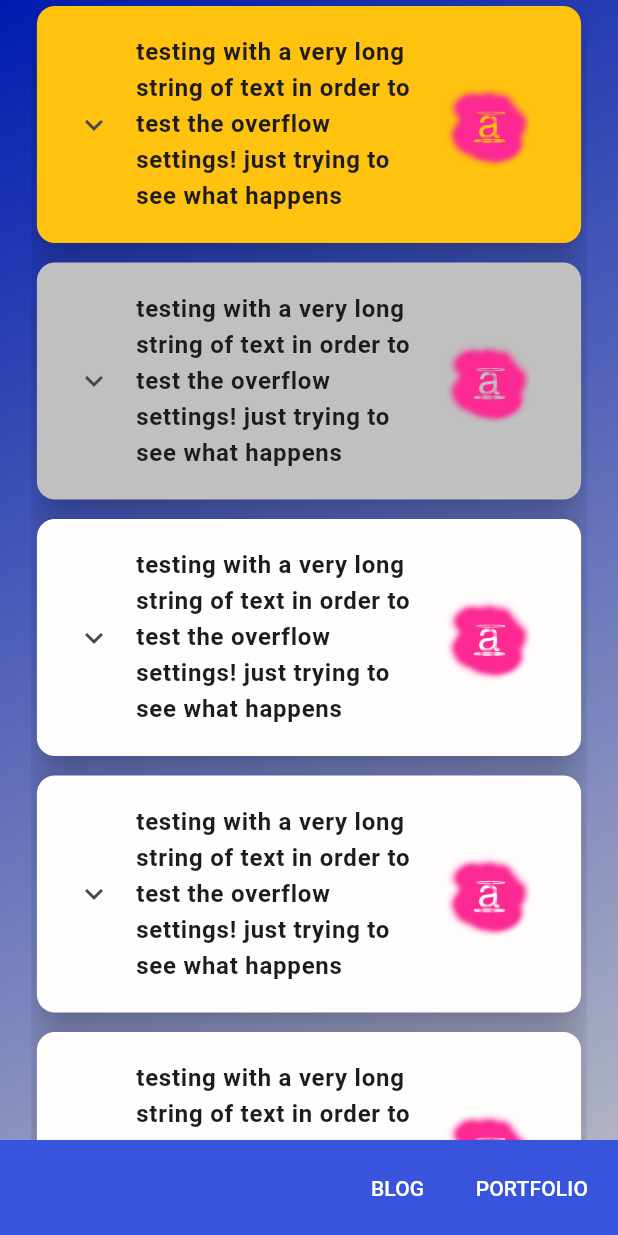
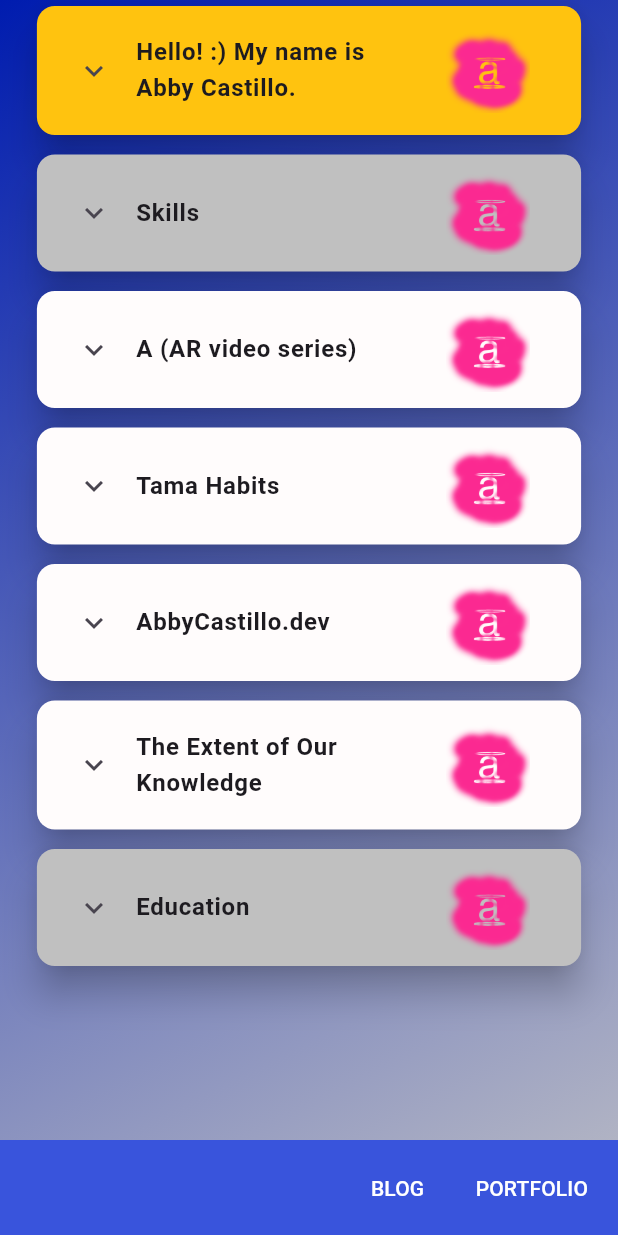
Before and after one commit to abbymachines/flutter-dev-portfolio, a Flutter app: the screen it shows after launch, on a phone screen of 412 x 824 dp. Run offline on Flutter 3.47's test engine with Material 3 defaults, Android fonts, the phone set to English and light mode, and no system bars; our stand-ins replace flutter_markdown.

Commit message:
replace ItemList labels with dynamic label text

```diff
--- a/lib/widgets/items/item_list.dart
+++ b/lib/widgets/items/item_list.dart
@@ -61,8 +61,8 @@ class ItemList extends StatelessWidget {
                   children: [
                     Flexible(
                       child: Text(
-                        // items[index].label
-                        'testing with a very long string of text in order to test the overflow settings! just trying to see what happens',
+                        items[index].label,
+                        // 'testing with a very long string of text in order to test the overflow settings! just trying to see what happens',
                         style: const TextStyle(
                           fontWeight: FontWeight.bold,
                           // overflow: TextOverflow.fade
```
